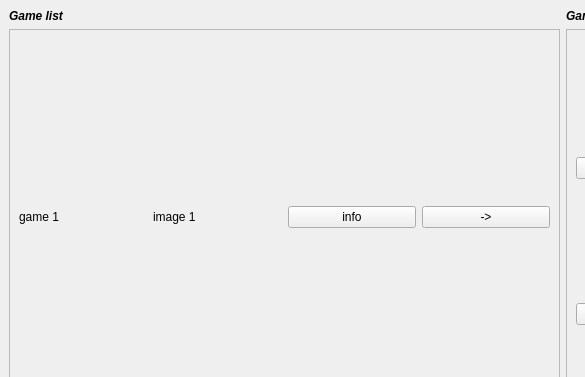
Old version of the form scrollbar_v2.ui in the repository francidellungo/Minigrid_HCI-project; both pictures show x 0 to 585 and y 0 to 377 of the 1125 by 660 pixel window.
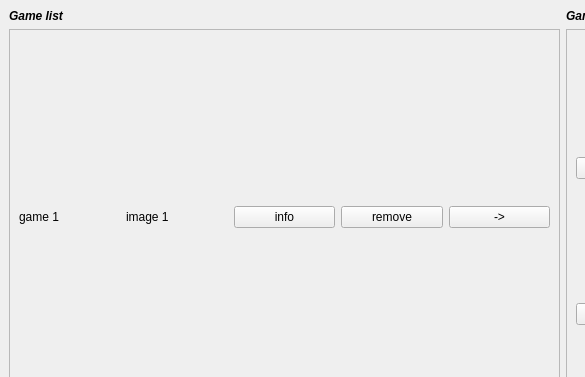
New version of the form.

Commit message: add view for games (MVC), remove game from lists.

Diff of the .ui file:
```diff
--- a/scrollbar_v2.ui
+++ b/scrollbar_v2.ui
@@ -58,7 +58,7 @@
         <property name="widgetResizable">
          <bool>true</bool>
         </property>
-        <widget class="QWidget" name="games_verticalLayout">
+        <widget class="QWidget" name="games_verticalW">
          <property name="geometry">
           <rect>
            <x>0</x>
@@ -67,7 +67,7 @@
            <height>534</height>
           </rect>
          </property>
-         <layout class="QVBoxLayout" name="verticalLayout_2">
+         <layout class="QVBoxLayout" name="games_verticalLayout">
           <item>
            <layout class="QHBoxLayout" name="horizontalLayout_game1">
             <item>
@@ -91,6 +91,13 @@
               </property>
              </widget>
             </item>
+            <item>
+             <widget class="QPushButton" name="remove_game_pb">
+              <property name="text">
+               <string>remove</string>
+              </property>
+             </widget>
+            </item>
             <item>
              <widget class="QPushButton" name="move_to_rank_1">
               <property name="text">
```
Left out of the diff: 4 changed lines with no effect on the pictures. The commit also changes 5 other files.
